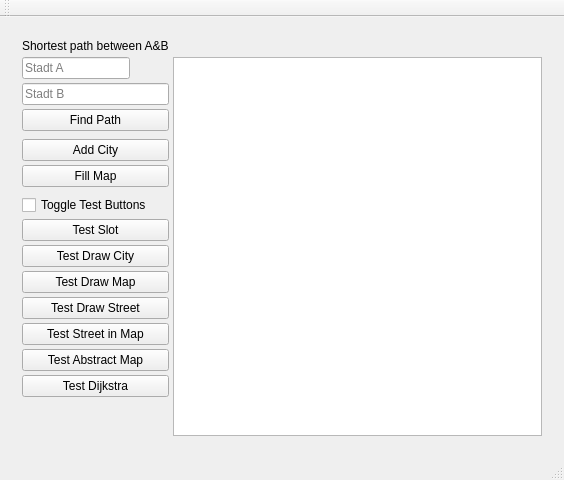
First picture: the form in Versuch8/streetplanner.ui, repository elEnemigo/Versuche, before the edit.
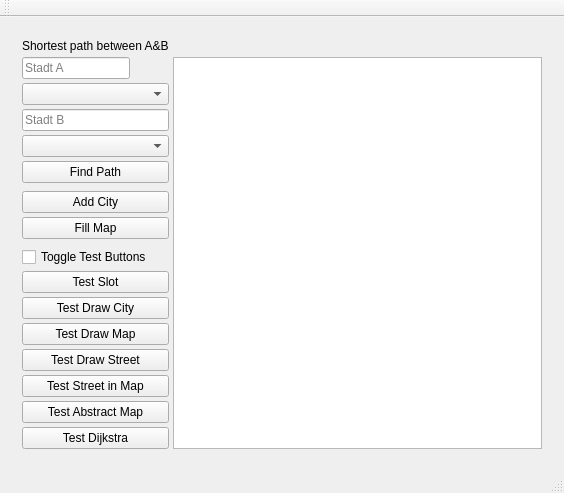
Second picture: the form after the edit.

What changed in the file:
```diff
--- a/Versuch8/streetplanner.ui
+++ b/Versuch8/streetplanner.ui
@@ -21,21 +21,108 @@
        <property name="spacing">
         <number>4</number>
        </property>
+       <item row="1" column="1" rowspan="18" colspan="2">
+        <widget class="QGraphicsView" name="graphicsView">
+         <property name="minimumSize">
+          <size>
+           <width>0</width>
+           <height>0</height>
+          </size>
+         </property>
+        </widget>
+       </item>
+       <item row="10" column="0">
+        <widget class="QCheckBox" name="checkBox">
+         <property name="text">
+          <string>Toggle Test Buttons</string>
+         </property>
+        </widget>
+       </item>
        <item row="15" column="0">
+        <widget class="QPushButton" name="pushButton_5">
+         <property name="text">
+          <string>Test Street in Map</string>
+         </property>
+        </widget>
+       </item>
+       <item row="1" column="0" alignment="Qt::AlignLeft|Qt::AlignTop">
+        <widget class="QLineEdit" name="lineEdit">
+         <property name="placeholderText">
+          <string>Stadt A</string>
+         </property>
+        </widget>
+       </item>
+       <item row="8" column="0">
+        <widget class="QPushButton" name="pushButton_7">
+         <property name="text">
+          <string>Fill Map</string>
+         </property>
+        </widget>
+       </item>
+       <item row="14" column="0">
+        <widget class="QPushButton" name="pushButton_4">
+         <property name="text">
+          <string>Test Draw Street</string>
+         </property>
+        </widget>
+       </item>
+       <item row="13" column="0">
+        <widget class="QPushButton" name="pushButton_3">
+         <property name="text">
+          <string>Test Draw Map</string>
+         </property>
+        </widget>
+       </item>
+       <item row="16" column="0">
+        <widget class="QPushButton" name="pushButton_8">
+         <property name="text">
+          <string>Test Abstract Map</string>
+         </property>
+        </widget>
+       </item>
+       <item row="5" column="0">
+        <widget class="QPushButton" name="pushButton_10">
+         <property name="text">
+          <string>Find Path</string>
+         </property>
+        </widget>
+       </item>
+       <item row="0" column="0" alignment="Qt::AlignTop">
+        <widget class="QLabel" name="label">
+         <property name="text">
+          <string>Shortest path between A&amp;B</string>
+         </property>
+        </widget>
+       </item>
+       <item row="3" column="0">
+        <widget class="QLineEdit" name="lineEdit_2">
+         <property name="placeholderText">
+          <string>Stadt B</string>
+         </property>
+        </widget>
+       </item>
+       <item row="11" column="0">
+        <widget class="QPushButton" name="pushButton">
+         <property name="text">
+          <string>Test Slot</string>
+         </property>
+        </widget>
+       </item>
+       <item row="17" column="0">
         <widget class="QPushButton" name="pushButton_9">
          <property name="text">
           <string>Test Dijkstra</string>
          </property>
         </widget>
        </item>
-       <item row="5" column="0">
+       <item row="7" column="0">
         <widget class="QPushButton" name="pushButton_6">
          <property name="text">
           <string>Add City</string>
          </property>
         </widget>
        </item>
-       <item row="16" column="0">
+       <item row="18" column="0">
         <spacer name="verticalSpacer">
          <property name="orientation">
           <enum>Qt::Vertical</enum>
@@ -48,7 +135,7 @@
          </property>
         </spacer>
        </item>
-       <item row="10" column="0">
+       <item row="12" column="0">
         <widget class="QPushButton" name="pushButton_2">
          <property name="text">
           <string>Test Draw City</string>
@@ -58,90 +145,20 @@
          </property>
         </widget>
        </item>
-       <item row="8" column="0">
-        <widget class="QCheckBox" name="checkBox">
-         <property name="text">
-          <string>Toggle Test Buttons</string>
-         </property>
-        </widget>
-       </item>
-       <item row="1" column="0" alignment="Qt::AlignLeft|Qt::AlignTop">
-        <widget class="QLineEdit" name="lineEdit">
-         <property name="placeholderText">
-          <string>Stadt A</string>
-         </property>
-        </widget>
-       </item>
-       <item row="11" column="0">
-        <widget class="QPushButton" name="pushButton_3">
-         <property name="text">
-          <string>Test Draw Map</string>
-         </property>
-        </widget>
-       </item>
-       <item row="13" column="0">
-        <widget class="QPushButton" name="pushButton_5">
-         <property name="text">
-          <string>Test Street in Map</string>
-         </property>
-        </widget>
-       </item>
-       <item row="12" column="0">
-        <widget class="QPushButton" name="pushButton_4">
-         <property name="text">
-          <string>Test Draw Street</string>
-         </property>
-        </widget>
-       </item>
-       <item row="6" column="0">
-        <widget class="QPushButton" name="pushButton_7">
-         <property name="text">
-          <string>Fill Map</string>
-         </property>
-        </widget>
-       </item>
-       <item row="0" column="0" alignment="Qt::AlignTop">
-        <widget class="QLabel" name="label">
-         <property name="text">
-          <string>Shortest path between A&amp;B</string>
-         </property>
-        </widget>
-       </item>
-       <item row="9" column="0">
-        <widget class="QPushButton" name="pushButton">
-         <property name="text">
-          <string>Test Slot</string>
-         </property>
-        </widget>
-       </item>
-       <item row="14" column="0">
-        <widget class="QPushButton" name="pushButton_8">
-         <property name="text">
-          <string>Test Abstract Map</string>
-         </property>
-        </widget>
-       </item>
        <item row="2" column="0">
-        <widget class="QLineEdit" name="lineEdit_2">
-         <property name="placeholderText">
-          <string>Stadt B</string>
+        <widget class="QComboBox" name="comboBox">
+         <property name="enabled">
+          <bool>true</bool>
          </property>
-        </widget>
-       </item>
-       <item row="3" column="0">
-        <widget class="QPushButton" name="pushButton_10">
-         <property name="text">
-          <string>Find Path</string>
+         <property name="currentText">
+          <string/>
          </property>
         </widget>
        </item>
-       <item row="1" column="1" rowspan="16" colspan="2">
-        <widget class="QGraphicsView" name="graphicsView">
-         <property name="minimumSize">
-          <size>
-           <width>0</width>
-           <height>0</height>
-          </size>
+       <item row="4" column="0">
+        <widget class="QComboBox" name="comboBox_2">
+         <property name="enabled">
+          <bool>true</bool>
          </property>
         </widget>
        </item>
```
